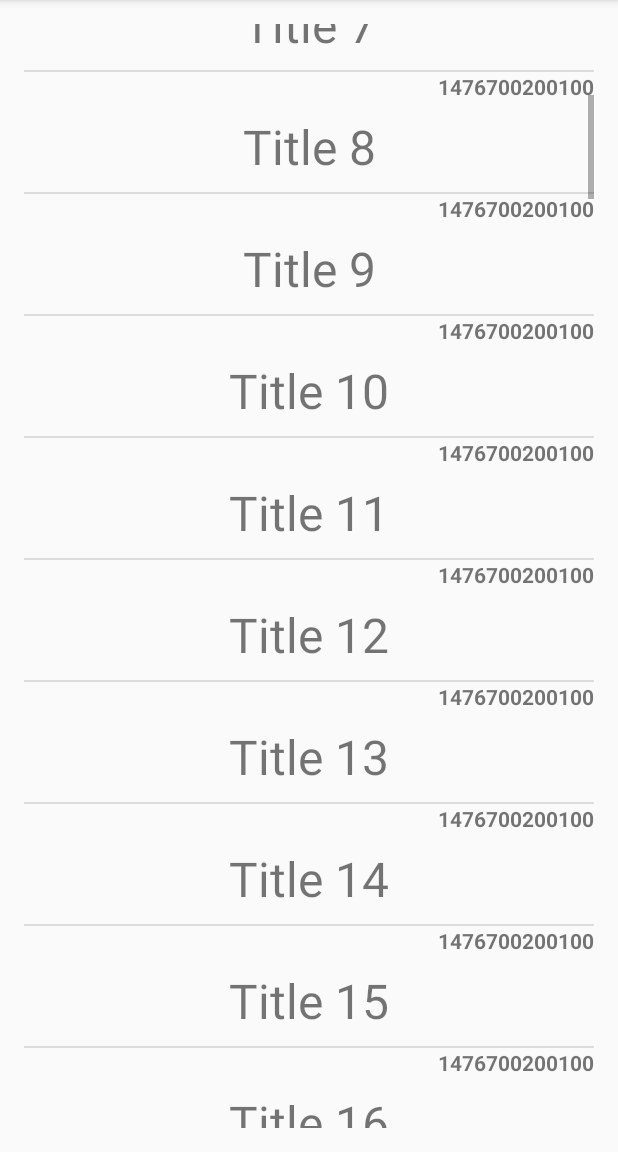
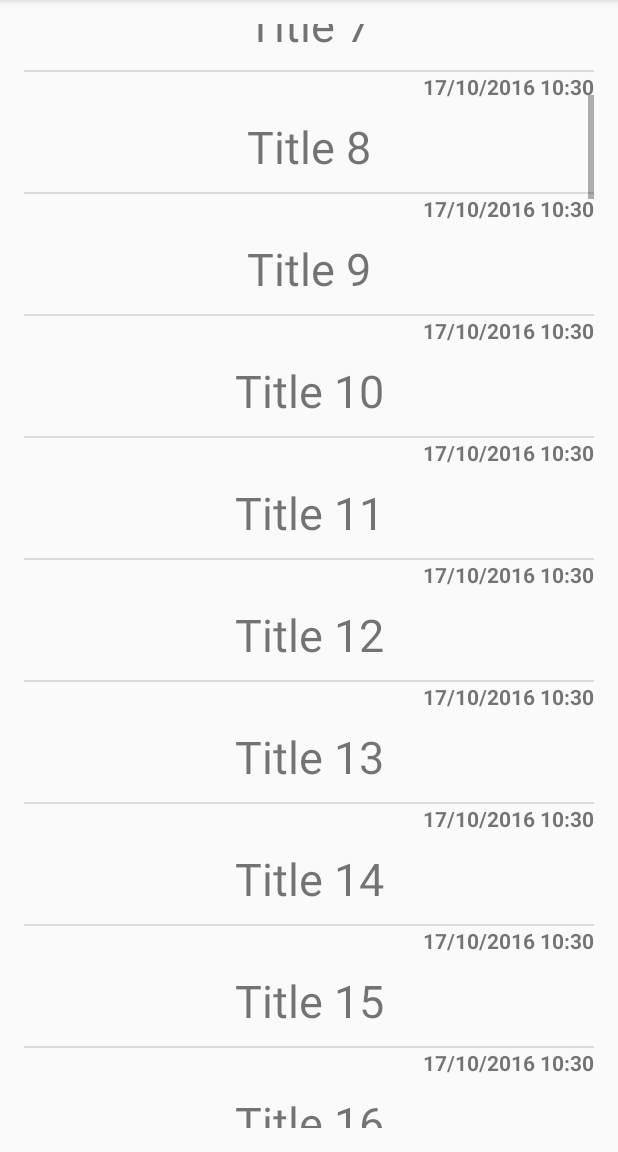
Before and after one commit to LuzGladys/Proyecto-Area51, an Android app: the screen it shows after launch (MainActivity), scrolled down 537 dp, on a phone screen of 412 x 824 dp, the part 84-1236 px from its top. Run offline under Robolectric (Android 15) with nearby library versions, the phone set to English and light mode, and no system bars.

Commit message:
Distribución de pantalla para tablets y celulares.

```diff
--- a/app/src/main/java/pe/glinares/proyectonotas/ListFragment.java
+++ b/app/src/main/java/pe/glinares/proyectonotas/ListFragment.java
@@ -99,7 +99,7 @@ public class ListFragment extends Fragment {
                 viewListElement.setTag(noteViewHolder);
             }
             final Note note = getItem(position);
-            noteViewHolder.textViewDate.setText(String.valueOf(note.getCreationTimestamp()));
+            noteViewHolder.textViewDate.setText(note.getCreationTimestamp());
             noteViewHolder.textViewTitle.setText(note.getTitle());
             return viewListElement;
         }
--- a/app/src/main/java/pe/glinares/proyectonotas/MainActivity.java
+++ b/app/src/main/java/pe/glinares/proyectonotas/MainActivity.java
@@ -1,9 +1,12 @@
 package pe.glinares.proyectonotas;
 
+import android.content.pm.ActivityInfo;
+import android.content.res.Configuration;
 import android.support.v4.app.Fragment;
 import android.support.v4.app.FragmentManager;
 import android.support.v7.app.AppCompatActivity;
 import android.os.Bundle;
+import android.widget.Toast;
 
 public class MainActivity extends AppCompatActivity implements ListFragment.ListFragmentInterface {
 
@@ -12,6 +15,8 @@ public class MainActivity extends AppCompatActivity implements ListFragment.List
     private static final String LIST_FRAGMENT_TAG = "list_fragment";
     private static final String CONTENT_FRAGMENT_TAG = "content_fragment";
 
+    private boolean isTablet;
+
     @Override
     protected void onCreate(Bundle savedInstanceState) {
         super.onCreate(savedInstanceState);
@@ -19,7 +24,16 @@ public class MainActivity extends AppCompatActivity implements ListFragment.List
         fragmentManager = getSupportFragmentManager();
         setContentView(R.layout.activity_main);
 
+        isTablet = getResources().getBoolean(R.bool.isTablet);
+
+        if(isTablet){
+            this.setRequestedOrientation(ActivityInfo.SCREEN_ORIENTATION_LANDSCAPE);
+        }else{
+            this.setRequestedOrientation(ActivityInfo.SCREEN_ORIENTATION_PORTRAIT);
+        }
+
         if (savedInstanceState == null) {
+            //Toast.makeText(MainActivity.this, "savedInstanceState == null", Toast.LENGTH_SHORT).show();
             final ListFragment listFragment = new ListFragment();
             fragmentManager
                     .beginTransaction()
@@ -27,6 +41,7 @@ public class MainActivity extends AppCompatActivity implements ListFragment.List
                     .commit();
             listFragment.setListFragmentInterface(this);
         } else {
+            //Toast.makeText(MainActivity.this, "savedInstanceState != null", Toast.LENGTH_SHORT).show();
             final Fragment fragment = fragmentManager.findFragmentByTag(LIST_FRAGMENT_TAG);
             if (fragment != null) {
                 ((ListFragment) fragment).setListFragmentInterface(this);
@@ -37,9 +52,16 @@ public class MainActivity extends AppCompatActivity implements ListFragment.List
     @Override
     public void onNoteSelected(Note note) {
         final ContentFragment contentFragment = ContentFragment.newInstance(note);
-        fragmentManager.beginTransaction()
-                .addToBackStack(null)
-                .replace(R.id.container, contentFragment, CONTENT_FRAGMENT_TAG)
-                .commit();
+        if (isTablet) {
+            fragmentManager.beginTransaction()
+                    .addToBackStack(null)
+                    .replace(R.id.container2, contentFragment, CONTENT_FRAGMENT_TAG)
+                    .commit();
+        }else{
+            fragmentManager.beginTransaction()
+                    .addToBackStack(null)
+                    .replace(R.id.container, contentFragment, CONTENT_FRAGMENT_TAG)
+                    .commit();
+        }
     }
 }
--- a/app/src/main/java/pe/glinares/proyectonotas/Note.java
+++ b/app/src/main/java/pe/glinares/proyectonotas/Note.java
@@ -1,4 +1,7 @@
 package pe.glinares.proyectonotas;
+
+import java.text.SimpleDateFormat;
+import java.util.Date;
 
 /**
  * Created by ESTUDIO on 14/10/2016.
@@ -9,6 +12,8 @@ public class Note {
     private final String title;
     private final String content;
     private final long creationTimestamp;
+
+    private final SimpleDateFormat sdf = new SimpleDateFormat("dd/MM/yyyy HH:mm");
 
     public Note(long id, String title, String content, long creationTimestamp) {
         this.id = id;
@@ -29,7 +34,8 @@ public class Note {
         return content;
     }
 
-    public long getCreationTimestamp() {
-        return creationTimestamp;
+    public String getCreationTimestamp() {
+        Date date = new Date(this.creationTimestamp);
+        return sdf.format(date);
     }
 }
--- /dev/null
+++ b/app/src/main/res/layout-sw600dp-land/activity_main.xml
@@ -0,0 +1,28 @@
+<LinearLayout xmlns:android="http://schemas.android.com/apk/res/android"
+    xmlns:tools="http://schemas.android.com/tools"
+    android:id="@+id/container_frames"
+    android:layout_width="match_parent"
+    android:layout_height="match_parent"
+    android:orientation="horizontal">
+
+    <FrameLayout
+        android:id="@+id/container"
+        android:layout_width="0dp"
+        android:layout_weight="40"
+        android:layout_height="match_parent"
+        tools:context=".MainActivity" />
+
+    <View
+        android:id="@+id/view_line"
+        android:layout_width="1dp"
+        android:layout_height="match_parent"
+        android:background="@android:color/darker_gray" />
+
+    <FrameLayout
+        android:id="@+id/container2"
+        android:layout_width="0dp"
+        android:layout_weight="60"
+        android:layout_height="match_parent"
+        tools:context=".MainActivity" />
+
+</LinearLayout>
--- a/app/src/main/res/layout/element_note.xml
+++ b/app/src/main/res/layout/element_note.xml
@@ -18,7 +18,7 @@
         android:layout_width="match_parent"
         android:layout_height="match_parent"
         android:gravity="center"
-        android:textSize="32sp"
+        android:textSize="30sp"
         tools:text="Note Title" />
 
 </LinearLayout>
--- /dev/null
+++ b/app/src/main/res/values-sw600dp/bools.xml
@@ -0,0 +1,2 @@
+<?xml version="1.0" encoding="utf-8"?>
+<resources><bool name="isTablet">true</bool></resources>
--- /dev/null
+++ b/app/src/main/res/values/bools.xml
@@ -0,0 +1,3 @@
+<resources>
+    <bool name="isTablet">false</bool>
+</resources>
```
Also changed, not shown: app/build.gradle (+4 -3 lines), app/src/main/res/layout/activity_main.xml (line endings or trailing spaces), 1 other file.
